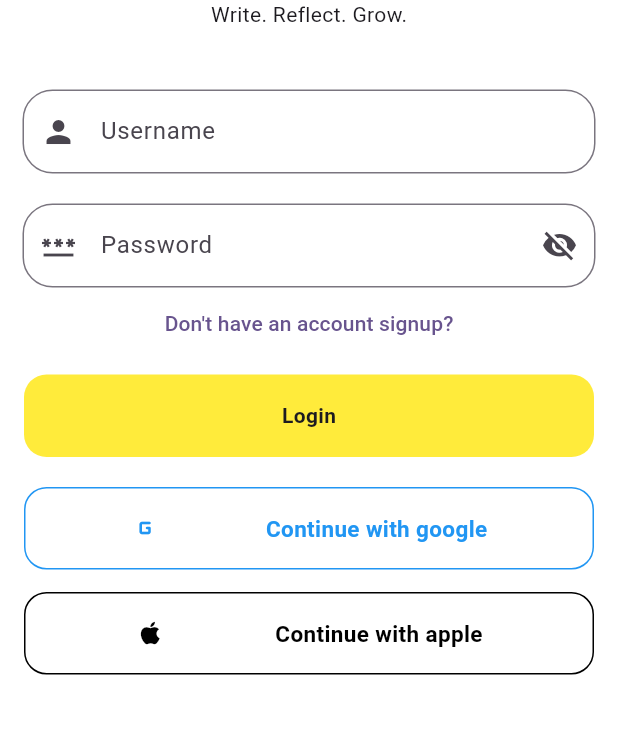
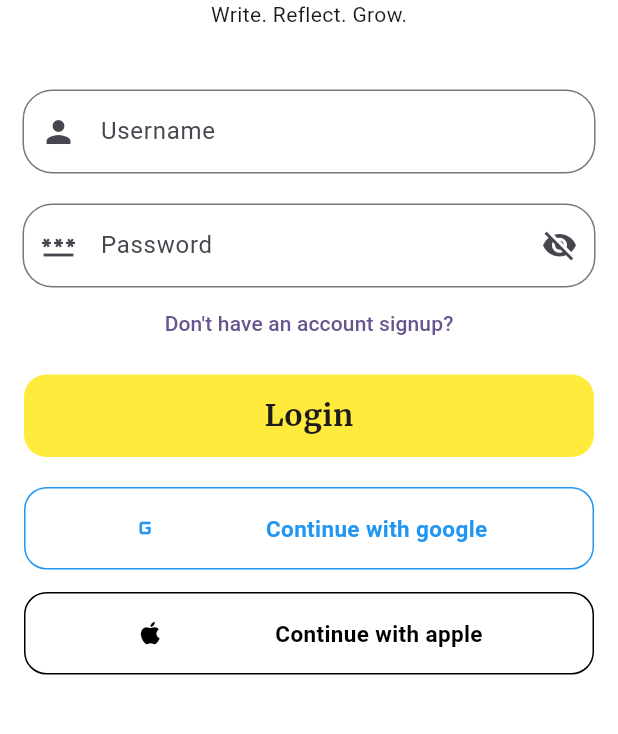
Before and after one commit to KevinRaleie-dev/journo, a Flutter app: the screen it shows after launch, after a tap on "Create Account", on a phone screen of 412 x 824 dp, the part 170-904 px from its top. Run offline on Flutter 3.47's test engine with Material 3 defaults, Android fonts, the phone set to English and light mode, and no system bars.

Commit message:
Add font styles to app

```diff
--- a/lib/src/features/landing/presentation/landing_page/landing_page.dart
+++ b/lib/src/features/landing/presentation/landing_page/landing_page.dart
@@ -30,13 +30,21 @@ class LandingPage extends StatelessWidget {
           children: [
             const Text(
               'Journo',
-              style: TextStyle(fontSize: 24, fontWeight: FontWeight.bold),
+              style: TextStyle(
+                fontSize: 24,
+                fontWeight: FontWeight.w900,
+                fontFamily: 'WorkSans',
+              ),
             ),
             const SizedBox(height: 30),
             const Center(
               child: Text(
                 'Write. Reflect. Grow.',
-                style: TextStyle(fontSize: 80, fontWeight: FontWeight.bold),
+                style: TextStyle(
+                  fontSize: 80,
+                  fontWeight: FontWeight.bold,
+                  fontFamily: 'Merriweather',
+                ),
                 textAlign: TextAlign.center,
               ),
             ),
@@ -44,13 +52,15 @@ class LandingPage extends StatelessWidget {
             AnimatedSwitcher(
               duration: const Duration(seconds: 2),
               child: StreamBuilder<int>(
-                  stream: Stream.periodic(const Duration(seconds: 2), (i) => i % taglines.length),
+                stream: Stream.periodic(
+                    const Duration(seconds: 2), (i) => i % taglines.length),
                 builder: (context, snapshot) {
                   return Center(
                     child: Text(
                       taglines[snapshot.data ?? 0],
                       key: ValueKey<String>(taglines[snapshot.data ?? 0]),
-                      style: const TextStyle(fontSize: 16),
+                      style: const TextStyle(
+                          fontSize: 16, fontFamily: 'Merriweather'),
                     ),
                   );
                 },
@@ -60,19 +70,24 @@ class LandingPage extends StatelessWidget {
             LongRectangleButton(
               title: 'Create Account',
               onTap: () {
-                Navigator.push(context, MaterialPageRoute(builder: (context) => const AuthPage()));
+                Navigator.push(context,
+                    MaterialPageRoute(builder: (context) => const AuthPage()));
               },
             ),
             const SizedBox(height: 10),
             LongRectangleButtonSecondary(
               title: 'Sign in',
               onTap: () {
-                Navigator.push(context, MaterialPageRoute(builder: (context) => const AuthPage()));
+                Navigator.push(context,
+                    MaterialPageRoute(builder: (context) => const AuthPage()));
               },
             ),
             TextButton(
               onPressed: () {},
-              child: const Text('Continue as Guest'),
+              child: const Text(
+                'Continue as Guest',
+                style: TextStyle(fontFamily: 'Merriweather', fontSize: 16),
+              ),
             ),
           ],
         ),
--- a/lib/src/widgets/buttons/long_rectangle_button_secondary.dart
+++ b/lib/src/widgets/buttons/long_rectangle_button_secondary.dart
@@ -19,7 +19,14 @@ class LongRectangleButtonSecondary extends StatelessWidget {
             borderRadius: BorderRadius.circular(15),
             border: Border.all(color: Colors.black, width: 2)),
         child: Center(
-          child: Text(title, style: const TextStyle(fontWeight: FontWeight.bold, color: Colors.black),),
+          child: Text(
+            title,
+            style: const TextStyle(
+                fontWeight: FontWeight.bold,
+                color: Colors.black,
+                fontFamily: 'Merriweather',
+                fontSize: 20),
+          ),
         ),
       ),
     );
--- a/lib/src/widgets/buttons/long_rectangle_buttons.dart
+++ b/lib/src/widgets/buttons/long_rectangle_buttons.dart
@@ -1,5 +1,6 @@
 import 'package:flutter/material.dart';
 
+// change this to LongRectangleButtonPrimary
 class LongRectangleButton extends StatelessWidget {
   final VoidCallback onTap;
   final String title;
@@ -17,7 +18,14 @@ class LongRectangleButton extends StatelessWidget {
         decoration: BoxDecoration(
             color: Colors.yellow, borderRadius: BorderRadius.circular(15)),
         child: Center(
-          child: Text(title, style: const TextStyle(fontWeight: FontWeight.bold),),
+          child: Text(
+            title,
+            style: const TextStyle(
+              fontWeight: FontWeight.bold,
+              fontFamily: 'Merriweather',
+              fontSize: 20,
+            ),
+          ),
         ),
       ),
     );
```
Also changed, not shown: pubspec.yaml (+13 -11 lines), custom_fonts/fonts/Merriweather-Bold.ttf (added), custom_fonts/fonts/Merriweather-Regular.ttf (added), custom_fonts/fonts/WorkSans-Black.ttf (added), custom_fonts/fonts/WorkSans-Bold.ttf (added), custom_fonts/fonts/WorkSans-Regular.ttf (added). Lines whose indentation alone changed are shown as unchanged.
